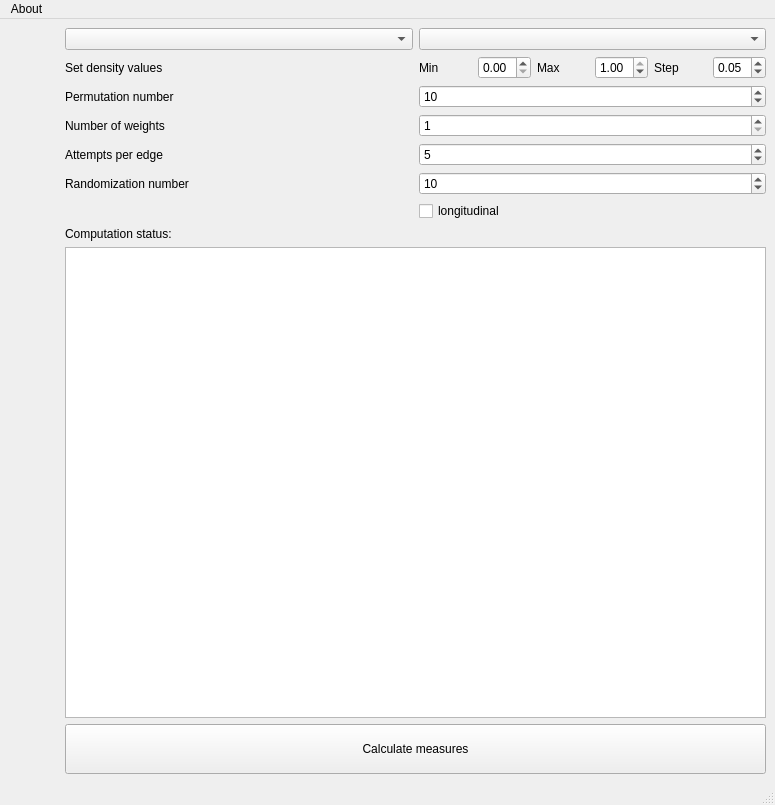
softmatterlab/Braph-2.0-Python, file braphy/gui/ui_files/calculation_window.ui: the form before one commit.
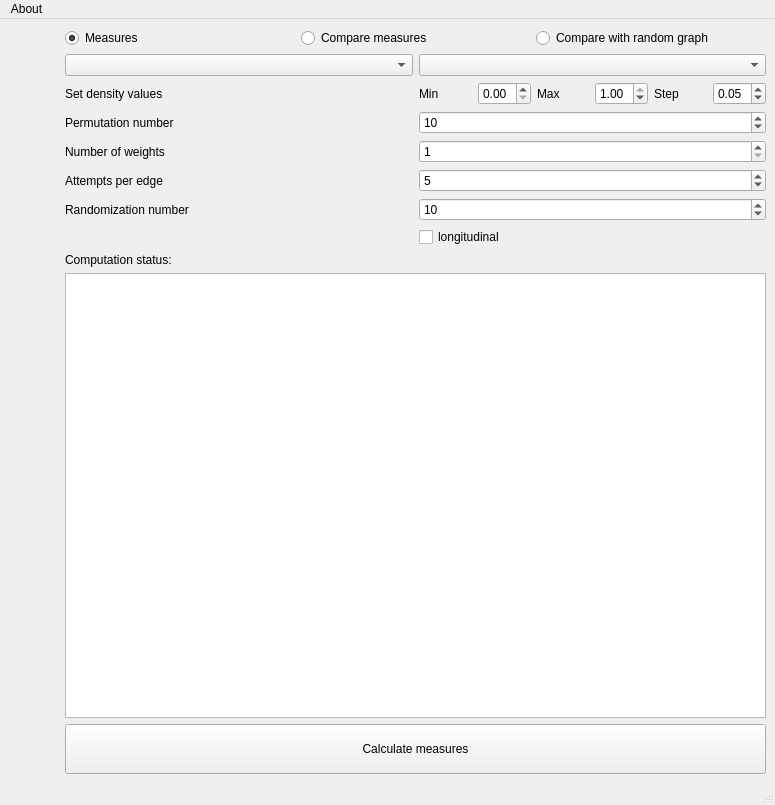
The form after the commit. Custom widgets are drawn as their Qt base class.

Commit message: Started moving analysis buttons to one window instead of three separate ones.

The edit to the form file:
```diff
--- a/braphy/gui/ui_files/calculation_window.ui
+++ b/braphy/gui/ui_files/calculation_window.ui
@@ -31,6 +31,40 @@
         <property name="rightMargin">
          <number>0</number>
         </property>
+        <item>
+         <layout class="QHBoxLayout" name="horizontalLayout_5">
+          <property name="leftMargin">
+           <number>0</number>
+          </property>
+          <property name="topMargin">
+           <number>0</number>
+          </property>
+          <item>
+           <widget class="QRadioButton" name="btnRandomComparison">
+            <property name="text">
+             <string>Measures</string>
+            </property>
+            <property name="checked">
+             <bool>true</bool>
+            </property>
+           </widget>
+          </item>
+          <item>
+           <widget class="QRadioButton" name="btnComparison">
+            <property name="text">
+             <string>Compare measures</string>
+            </property>
+           </widget>
+          </item>
+          <item>
+           <widget class="QRadioButton" name="btnMeasures">
+            <property name="text">
+             <string>Compare with random graph</string>
+            </property>
+           </widget>
+          </item>
+         </layout>
+        </item>
         <item>
          <layout class="QHBoxLayout" name="horizontalLayout_3">
           <property name="topMargin">
```
Left out of the diff: 2 changed lines with no effect on the pictures. The commit also changes 2 other files.
